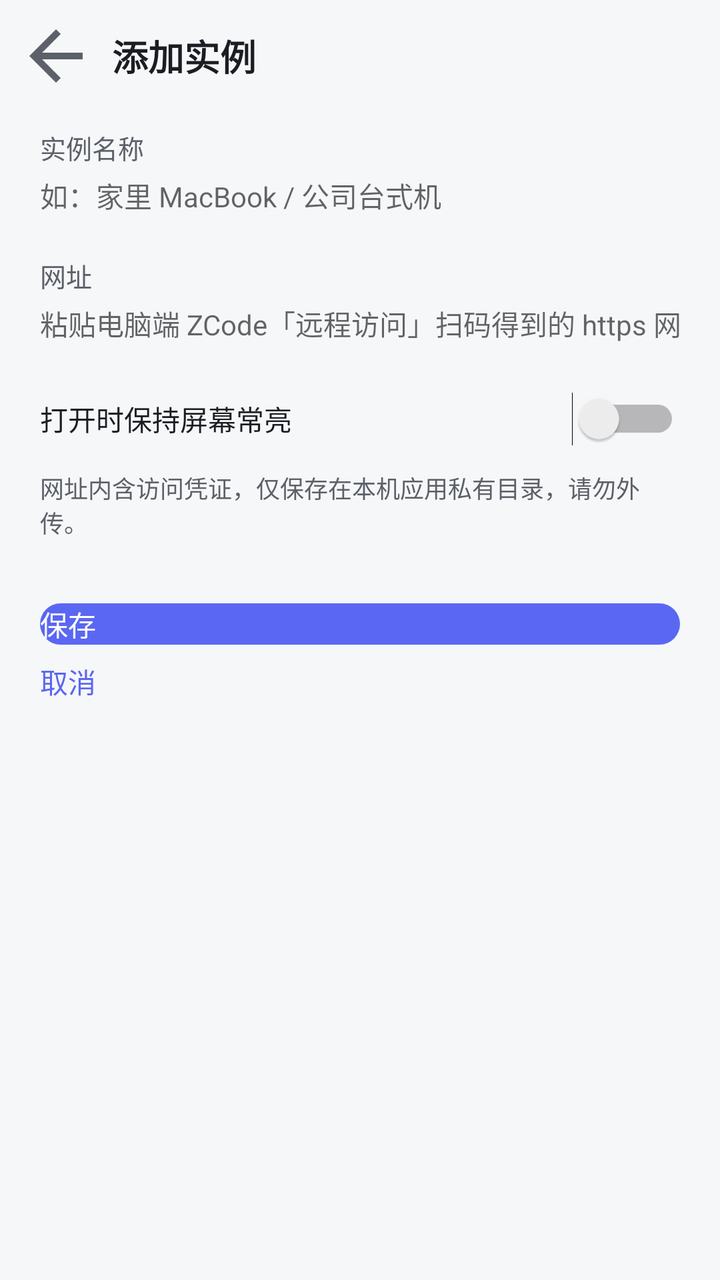
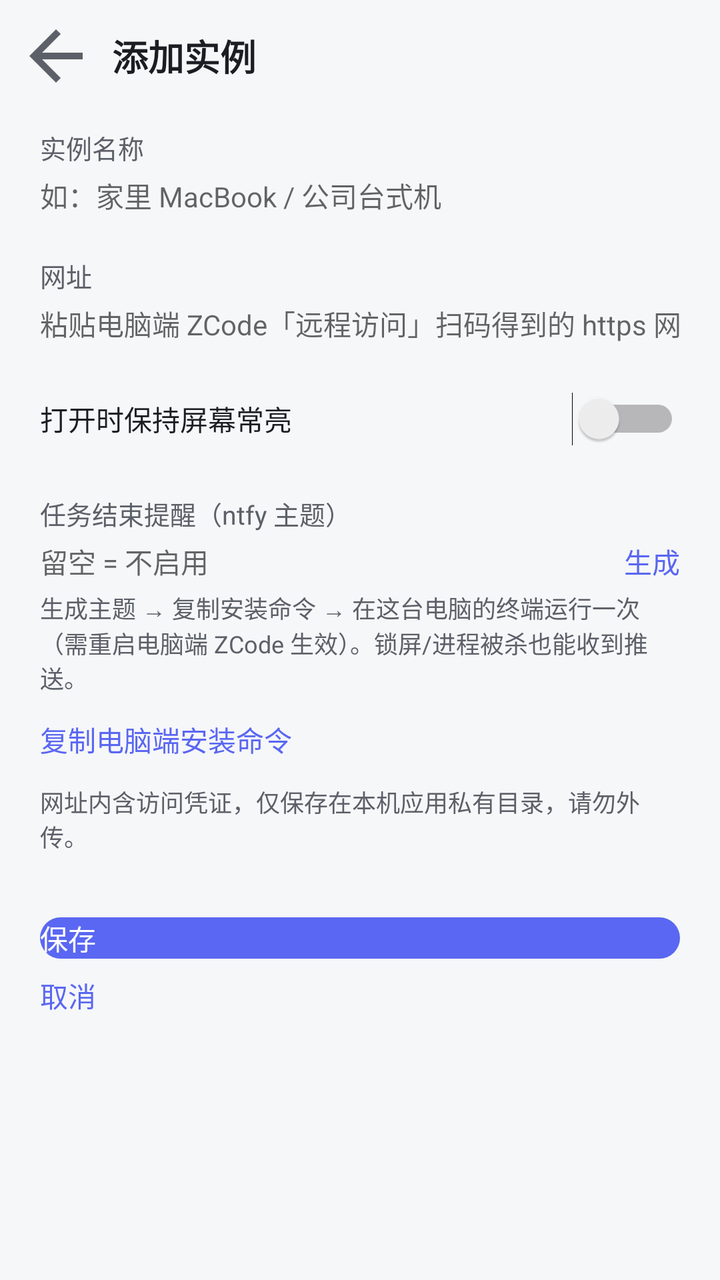

Before-and-after screenshots of an Android layout around one commit, followed by the original layout XML and the change that was made.
<!-- AndroidManifest.xml: application theme Theme.ZCodeRemote -->
<!-- res/layout/activity_edit.xml -->
<?xml version="1.0" encoding="utf-8"?>
<LinearLayout xmlns:android="http://schemas.android.com/apk/res/android"
    android:layout_width="match_parent"
    android:layout_height="match_parent"
    android:background="@color/window_bg"
    android:orientation="vertical">

    <LinearLayout
        android:layout_width="match_parent"
        android:layout_height="56dp"
        android:gravity="center_vertical"
        android:orientation="horizontal"
        android:paddingHorizontal="8dp">

        <ImageButton
            android:id="@+id/btn_back"
            android:layout_width="40dp"
            android:layout_height="40dp"
            android:background="?android:attr/selectableItemBackgroundBorderless"
            android:contentDescription="@string/btn_back"
            android:src="@drawable/ic_back" />

        <TextView
            android:id="@+id/tv_title"
            android:layout_width="0dp"
            android:layout_height="wrap_content"
            android:layout_marginStart="8dp"
            android:layout_weight="1"
            android:text="@string/title_add_instance"
            android:textColor="@color/on_surface_c"
            android:textSize="18sp"
            android:textStyle="bold" />
    </LinearLayout>

    <ScrollView
        android:layout_width="match_parent"
        android:layout_height="match_parent"
        android:fillViewport="true">

        <LinearLayout
            android:layout_width="match_parent"
            android:layout_height="wrap_content"
            android:orientation="vertical"
            android:paddingHorizontal="20dp"
            android:paddingTop="8dp"
            android:paddingBottom="24dp">

            <TextView
                android:layout_width="match_parent"
                android:layout_height="wrap_content"
                android:text="@string/field_name"
                android:textColor="@color/on_surface_variant_c"
                android:textSize="13sp" />

            <EditText
                android:id="@+id/input_name"
                android:layout_width="match_parent"
                android:layout_height="wrap_content"
                android:layout_marginTop="4dp"
                android:backgroundTint="@color/card_stroke"
                android:hint="@string/field_name_hint"
                android:importantForAutofill="no"
                android:inputType="textCapWords"
                android:maxLines="1"
                android:textColor="@color/on_surface_c" />

            <TextView
                android:layout_width="match_parent"
                android:layout_height="wrap_content"
                android:layout_marginTop="20dp"
                android:text="@string/field_url"
                android:textColor="@color/on_surface_variant_c"
                android:textSize="13sp" />

            <EditText
                android:id="@+id/input_url"
                android:layout_width="match_parent"
                android:layout_height="wrap_content"
                android:layout_marginTop="4dp"
                android:backgroundTint="@color/card_stroke"
                android:hint="@string/field_url_helper"
                android:importantForAutofill="no"
                android:inputType="textUri"
                android:maxLines="3"
                android:textColor="@color/on_surface_c" />

            <Switch
                android:id="@+id/switch_keep_screen_on"
                android:layout_width="match_parent"
                android:layout_height="wrap_content"
                android:layout_marginTop="24dp"
                android:text="@string/switch_keep_screen_on"
                android:textColor="@color/on_surface_c" />

            <TextView
                android:layout_width="match_parent"
                android:layout_height="wrap_content"
                android:layout_marginTop="12dp"
                android:text="@string/security_note"
                android:textColor="@color/on_surface_variant_c"
                android:textSize="12sp" />

            <Button
                android:id="@+id/btn_save"
                android:layout_width="match_parent"
                android:layout_height="wrap_content"
                android:layout_marginTop="32dp"
                android:background="@drawable/bg_btn_primary"
                android:text="@string/save"
                android:textColor="@android:color/white" />

            <Button
                android:id="@+id/btn_cancel"
                android:layout_width="match_parent"
                android:layout_height="wrap_content"
                android:layout_marginTop="8dp"
                android:background="?android:attr/selectableItemBackground"
                android:text="@string/cancel"
                android:textColor="@color/brand_primary" />
        </LinearLayout>
    </ScrollView>
</LinearLayout>
<!-- resources referenced by this layout -->
<resources>
  <color name="brand_primary">#5A67F2</color>
  <color name="card_stroke">#E4E6EB</color>
  <color name="on_surface_c">#1B1D22</color>
  <color name="on_surface_variant_c">#5C6068</color>
  <color name="window_bg">#F6F7F9</color>
  <!-- drawable bg_btn_primary (drawable) -->
  <?xml version="1.0" encoding="utf-8"?>
  <shape xmlns:android="http://schemas.android.com/apk/res/android" android:shape="rectangle">
      <solid android:color="@color/brand_primary" />
      <corners android:radius="12dp" />
  </shape>
  <!-- drawable ic_back (drawable) -->
  <vector xmlns:android="http://schemas.android.com/apk/res/android"
      android:width="24dp"
      android:height="24dp"
      android:viewportWidth="24"
      android:viewportHeight="24"
      android:tint="@color/on_surface_variant_c">
      <path
          android:fillColor="@android:color/white"
          android:pathData="M20,11H7.83l5.59,-5.59L12,4l-8,8 8,8 1.41,-1.41L7.83,13H20v-2z" />
  </vector>
  <string name="btn_back">返回</string>
  <string name="cancel">取消</string>
  <string name="field_name">实例名称</string>
  <string name="field_name_hint">如：家里 MacBook / 公司台式机</string>
  <string name="field_url">网址</string>
  <string name="field_url_helper">粘贴电脑端 ZCode「远程访问」扫码得到的 https 网址</string>
  <string name="save">保存</string>
  <string name="security_note">网址内含访问凭证，仅保存在本机应用私有目录，请勿外传。</string>
  <string name="switch_keep_screen_on">打开时保持屏幕常亮</string>
  <string name="title_add_instance">添加实例</string>
  <style name="Theme.ZCodeRemote" parent="android:Theme.Material.Light.NoActionBar">
          <item name="android:windowBackground">@color/window_bg</item>
          <item name="android:statusBarColor">@color/status_bar</item>
          <item name="android:windowLightStatusBar">true</item>
          <item name="android:colorPrimary">@color/brand_primary</item>
          <item name="android:colorAccent">@color/brand_primary</item>
      </style>
  <color name="status_bar">#F6F7F9</color>
</resources>

<!-- the commit's change to res/layout/activity_edit.xml (unified diff, before → after) -->
@@ -95,6 +95,60 @@
             <TextView
                 android:layout_width="match_parent"
                 android:layout_height="wrap_content"
+                android:layout_marginTop="24dp"
+                android:text="@string/field_topic"
+                android:textColor="@color/on_surface_variant_c"
+                android:textSize="13sp" />
+
+            <LinearLayout
+                android:layout_width="match_parent"
+                android:layout_height="wrap_content"
+                android:layout_marginTop="4dp"
+                android:gravity="center_vertical"
+                android:orientation="horizontal">
+
+                <EditText
+                    android:id="@+id/input_topic"
+                    android:layout_width="0dp"
+                    android:layout_height="wrap_content"
+                    android:layout_weight="1"
+                    android:backgroundTint="@color/card_stroke"
+                    android:hint="@string/field_topic_hint"
+                    android:importantForAutofill="no"
+                    android:inputType="text"
+                    android:maxLines="1"
+                    android:textColor="@color/on_surface_c" />
+
+                <Button
+                    android:id="@+id/btn_gen_topic"
+                    android:layout_width="wrap_content"
+                    android:layout_height="wrap_content"
+                    android:layout_marginStart="8dp"
+                    android:background="?android:attr/selectableItemBackground"
+                    android:text="@string/btn_gen_topic"
+                    android:textColor="@color/brand_primary" />
+            </LinearLayout>
+
+            <TextView
+                android:layout_width="match_parent"
+                android:layout_height="wrap_content"
+                android:layout_marginTop="4dp"
+                android:text="@string/field_topic_helper"
+                android:textColor="@color/on_surface_variant_c"
+                android:textSize="12sp" />
+
+            <Button
+                android:id="@+id/btn_copy_install"
+                android:layout_width="match_parent"
+                android:layout_height="wrap_content"
+                android:layout_marginTop="12dp"
+                android:background="?android:attr/selectableItemBackground"
+                android:text="@string/btn_copy_install"
+                android:textColor="@color/brand_primary" />
+
+            <TextView
+                android:layout_width="match_parent"
+                android:layout_height="wrap_content"
                 android:layout_marginTop="12dp"
                 android:text="@string/security_note"
                 android:textColor="@color/on_surface_variant_c"
<!-- resource entries referenced after the edit -->
@@ -23,9 +23,14 @@
           android:pathData="M20,11H7.83l5.59,-5.59L12,4l-8,8 8,8 1.41,-1.41L7.83,13H20v-2z" />
   </vector>
   <string name="btn_back">返回</string>
+  <string name="btn_copy_install">复制电脑端安装命令</string>
+  <string name="btn_gen_topic">生成</string>
   <string name="cancel">取消</string>
   <string name="field_name">实例名称</string>
   <string name="field_name_hint">如：家里 MacBook / 公司台式机</string>
+  <string name="field_topic">任务结束提醒（ntfy 主题）</string>
+  <string name="field_topic_helper">生成主题 → 复制安装命令 → 在这台电脑的终端运行一次（需重启电脑端 ZCode 生效）。锁屏/进程被杀也能收到推送。</string>
+  <string name="field_topic_hint">留空 = 不启用</string>
   <string name="field_url">网址</string>
   <string name="field_url_helper">粘贴电脑端 ZCode「远程访问」扫码得到的 https 网址</string>
   <string name="save">保存</string>
